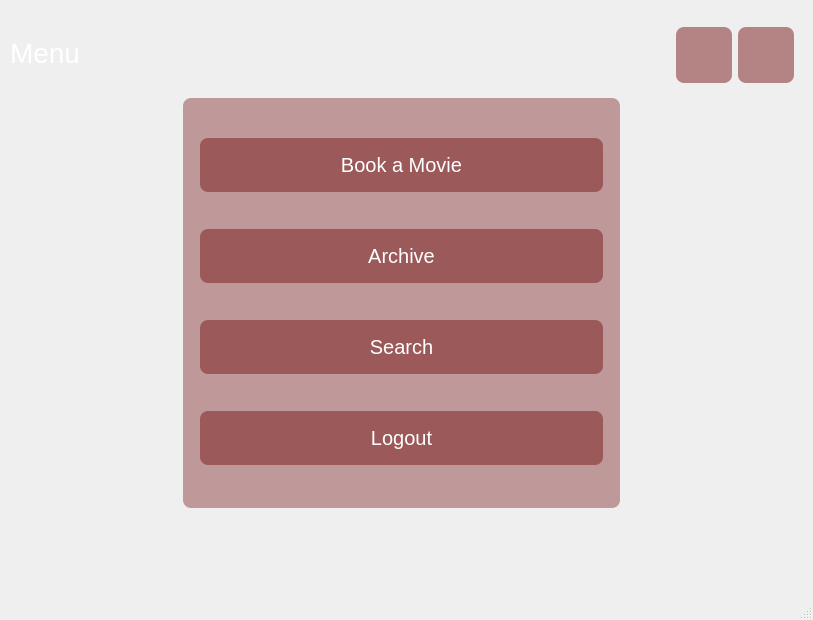
ItsArtaz/cinema_management, file menu.ui: the form before one commit.
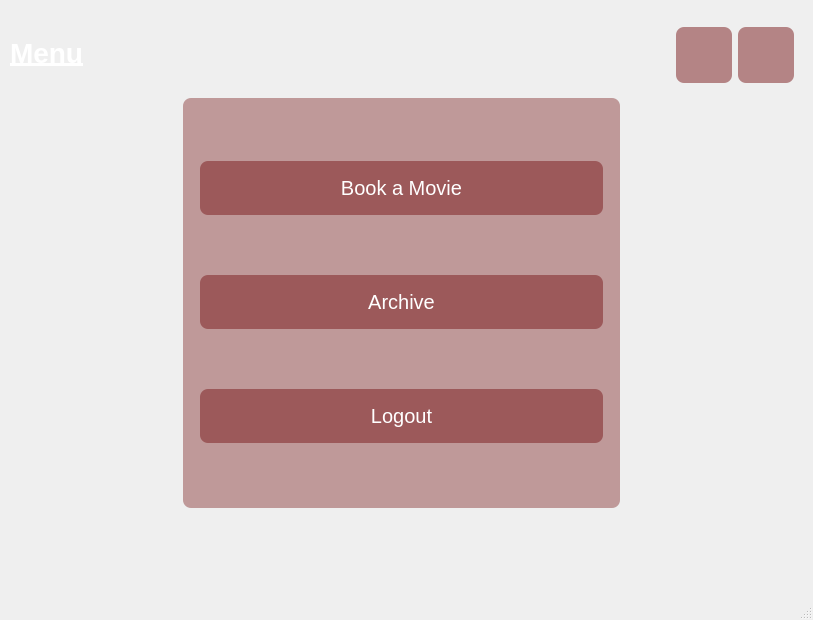
The form after the commit. Icons and pictures are not drawn.

Diff of the .ui file:
```diff
--- a/menu.ui
+++ b/menu.ui
@@ -252,6 +252,9 @@
          <property name="font">
           <font>
            <pointsize>21</pointsize>
+           <weight>75</weight>
+           <bold>true</bold>
+           <underline>true</underline>
           </font>
          </property>
          <property name="text">
@@ -347,36 +350,6 @@
             </property>
            </widget>
           </item>
-          <item alignment="Qt::AlignHCenter">
-           <widget class="QPushButton" name="pushButton_3">
-            <property name="sizePolicy">
-             <sizepolicy hsizetype="Fixed" vsizetype="Fixed">
-              <horstretch>0</horstretch>
-              <verstretch>0</verstretch>
-             </sizepolicy>
-            </property>
-            <property name="minimumSize">
-             <size>
-              <width>403</width>
-              <height>54</height>
-             </size>
-            </property>
-            <property name="maximumSize">
-             <size>
-              <width>403</width>
-              <height>54</height>
-             </size>
-            </property>
-            <property name="font">
-             <font>
-              <pointsize>15</pointsize>
-             </font>
-            </property>
-            <property name="text">
-             <string>Search</string>
-            </property>
-           </widget>
-          </item>
           <item alignment="Qt::AlignHCenter">
            <widget class="QPushButton" name="exit_btn">
             <property name="sizePolicy">
```
